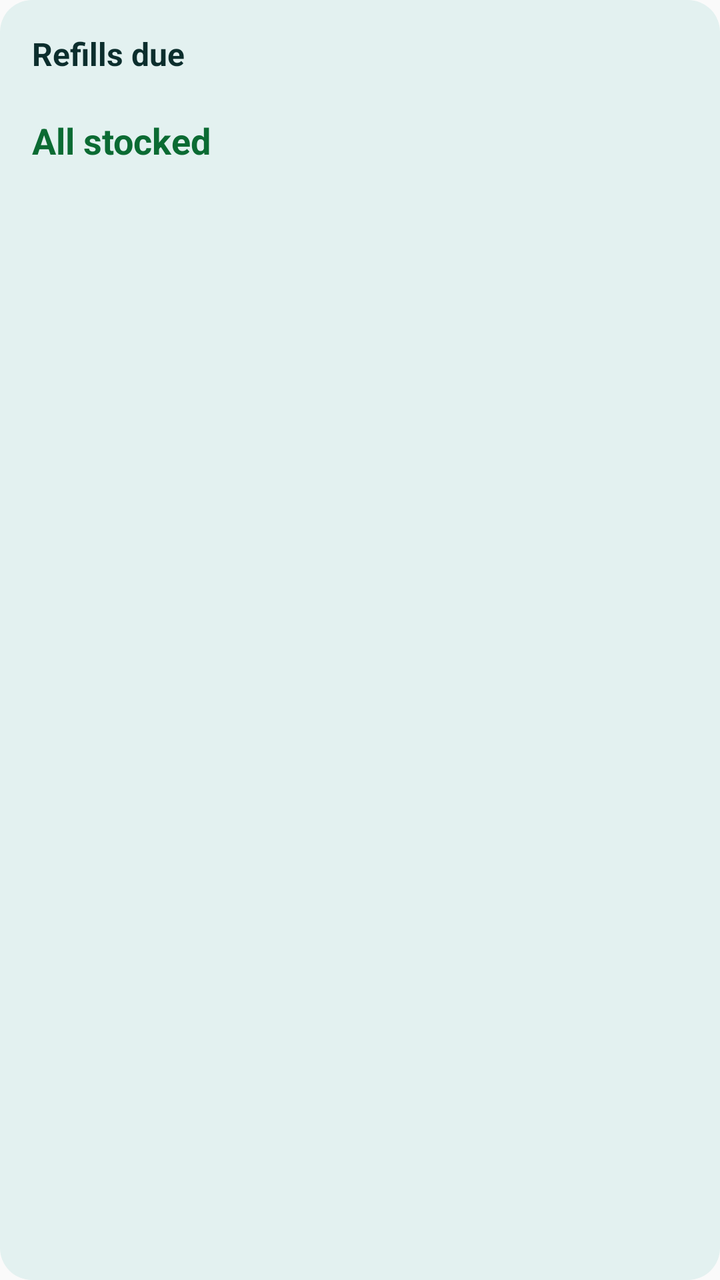
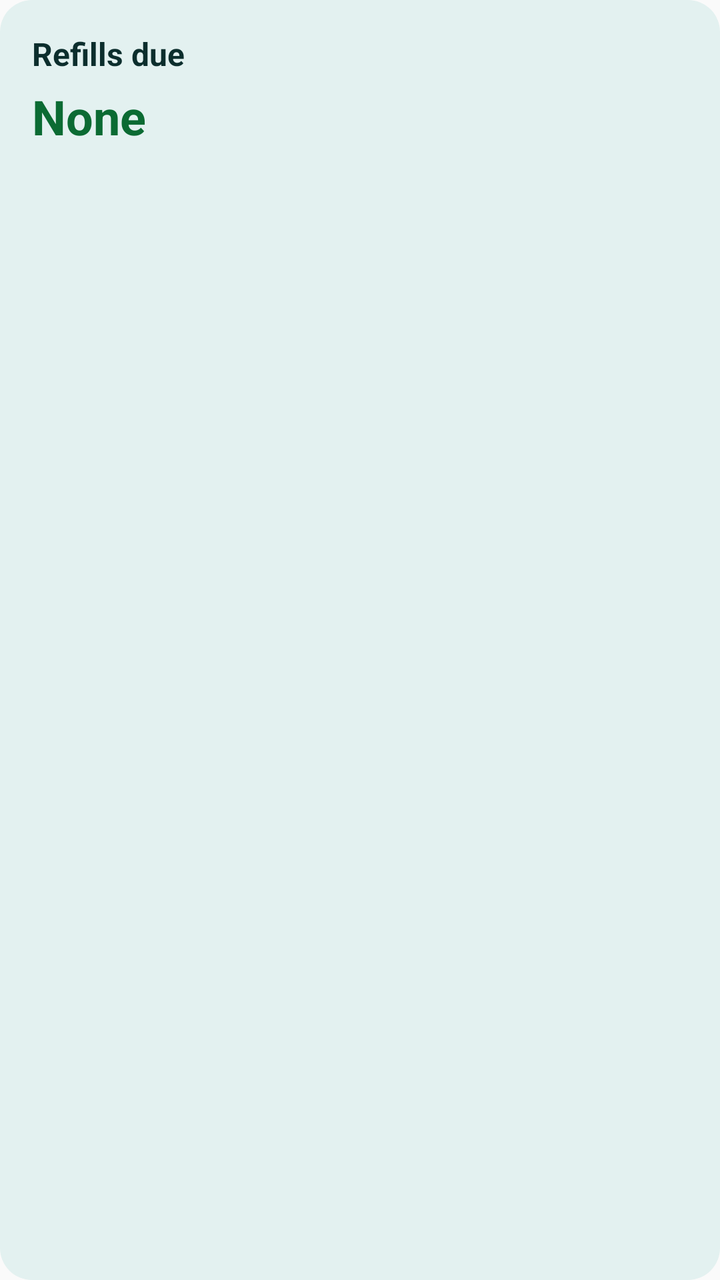

An Android layout rendered at two revisions. The XML below is the earlier revision; the diff shows what the commit changed to produce the second picture.
<!-- AndroidManifest.xml: application theme AppTheme -->
<!-- res/layout/refill_widget.xml -->
<?xml version="1.0" encoding="utf-8"?>
<FrameLayout xmlns:android="http://schemas.android.com/apk/res/android" android:id="@+id/widget_root" android:layout_width="match_parent" android:layout_height="match_parent" android:padding="16dp" android:background="@drawable/widget_background">

    <TextView
        android:id="@+id/widget_refill_title"
        android:layout_width="wrap_content"
        android:layout_height="wrap_content"
        android:layout_gravity="top|start"
        android:text="Refills due"
        android:textSize="16sp"
        android:textColor="@color/widget_text_primary"
        android:textStyle="bold"
        android:maxLines="1"
        android:breakStrategy="simple" />

    <TextView
        android:id="@+id/widget_refill_count"
        android:layout_width="wrap_content"
        android:layout_height="wrap_content"
        android:layout_gravity="top|start"
        android:layout_marginTop="42dp"
        android:text="All stocked"
        android:textSize="18sp"
        android:textColor="@color/widget_good"
        android:textStyle="bold"
         android:maxLines="1"
        android:breakStrategy="simple" />

    <TextView
        android:id="@+id/widget_next_refill"
        android:layout_width="wrap_content"
        android:layout_height="wrap_content"
        android:layout_gravity="top|start"
        android:layout_marginTop="87dp"
        android:text=""
        android:textSize="12sp"
        android:textColor="@color/widget_text_muted"
         android:maxLines="4"
        android:breakStrategy="simple" />
</FrameLayout>
<!-- resources referenced by this layout -->
<resources>
  <color name="widget_good">#0B6B33</color>
  <color name="widget_text_muted">#4C6664</color>
  <color name="widget_text_primary">#0C2E2D</color>
  <!-- drawable widget_background (drawable) -->
  <?xml version="1.0" encoding="utf-8"?>
  <shape xmlns:android="http://schemas.android.com/apk/res/android"
      android:shape="rectangle">
      <solid android:color="@color/widget_bg" />
      <corners android:radius="16dp" />
  </shape>
  <style name="AppTheme" parent="Theme.AppCompat.Light.DarkActionBar">
          
          <item name="colorPrimary">@color/colorPrimary</item>
          <item name="colorPrimaryDark">@color/colorPrimaryDark</item>
          <item name="colorAccent">@color/colorAccent</item>
          <item name="android:statusBarColor">@android:color/transparent</item>
          <item name="android:navigationBarColor">@android:color/transparent</item>
      </style>
  <color name="widget_bg">#E3F1F0</color>
</resources>

<!-- the commit's change to res/layout/refill_widget.xml (unified diff, before → after) -->
@@ -1,5 +1,10 @@
 <?xml version="1.0" encoding="utf-8"?>
-<FrameLayout xmlns:android="http://schemas.android.com/apk/res/android" android:id="@+id/widget_root" android:layout_width="match_parent" android:layout_height="match_parent" android:padding="16dp" android:background="@drawable/widget_background">
+<FrameLayout xmlns:android="http://schemas.android.com/apk/res/android"
+    android:id="@+id/widget_root"
+    android:layout_width="match_parent"
+    android:layout_height="match_parent"
+    android:padding="16dp"
+    android:background="@drawable/widget_background">
 
     <TextView
         android:id="@+id/widget_refill_title"
@@ -13,25 +18,27 @@
         android:maxLines="1"
         android:breakStrategy="simple" />
 
+    
     <TextView
         android:id="@+id/widget_refill_count"
-        android:layout_width="wrap_content"
+        android:layout_width="match_parent"
         android:layout_height="wrap_content"
         android:layout_gravity="top|start"
-        android:layout_marginTop="42dp"
-        android:text="All stocked"
-        android:textSize="18sp"
+        android:layout_marginTop="26dp"
+        android:text="None"
+        android:textSize="24sp"
         android:textColor="@color/widget_good"
         android:textStyle="bold"
-         android:maxLines="1"
+        android:maxLines="1"
         android:breakStrategy="simple" />
 
+    
     <TextView
         android:id="@+id/widget_next_refill"
-        android:layout_width="wrap_content"
+        android:layout_width="match_parent"
         android:layout_height="wrap_content"
         android:layout_gravity="top|start"
-        android:layout_marginTop="87dp"
+        android:layout_marginTop="58dp"
         android:text=""
         android:textSize="12sp"
         android:textColor="@color/widget_text_muted"
